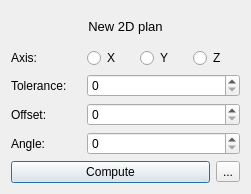
This is qExametrics/exametricsDialog.ui in CleiK/Exametrics as Qt 5 draws it before an edit. The edited form follows.
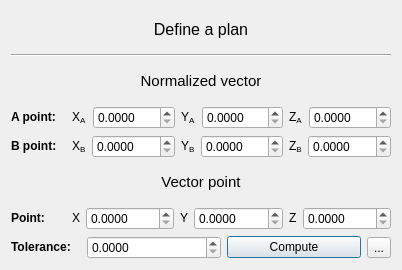
This is the edited form. Icons and pictures are not drawn.

Commit message: Plan parameters + normalized vector visualization

```diff
--- a/qExametrics/exametricsDialog.ui
+++ b/qExametrics/exametricsDialog.ui
@@ -6,8 +6,8 @@
    <rect>
     <x>0</x>
     <y>0</y>
-    <width>251</width>
-    <height>194</height>
+    <width>402</width>
+    <height>270</height>
    </rect>
   </property>
   <property name="windowTitle">
@@ -22,7 +22,10 @@
       </font>
      </property>
      <property name="text">
-      <string>New 2D plan</string>
+      <string>&lt;html&gt;&lt;head/&gt;&lt;body&gt;&lt;p align=&quot;center&quot;&gt;&lt;span style=&quot; font-size:12pt;&quot;&gt;Define a plan&lt;/span&gt;&lt;/p&gt;&lt;/body&gt;&lt;/html&gt;</string>
+     </property>
+     <property name="textFormat">
+      <enum>Qt::RichText</enum>
      </property>
      <property name="alignment">
       <set>Qt::AlignCenter</set>
@@ -30,53 +33,391 @@
     </widget>
    </item>
    <item>
-    <layout class="QVBoxLayout" name="globalLayout">
+    <widget class="Line" name="line">
+     <property name="orientation">
+      <enum>Qt::Horizontal</enum>
+     </property>
+    </widget>
+   </item>
      <item>
-      <layout class="QHBoxLayout" name="axisHLayout">
+    <widget class="QLabel" name="lblNormalVector">
+     <property name="text">
+      <string>&lt;html&gt;&lt;head/&gt;&lt;body&gt;&lt;p align=&quot;center&quot;&gt;&lt;span style=&quot; font-size:11pt;&quot;&gt;Normalized vector&lt;/span&gt;&lt;/p&gt;&lt;/body&gt;&lt;/html&gt;</string>
+     </property>
+     <property name="textFormat">
+      <enum>Qt::RichText</enum>
+     </property>
+    </widget>
+   </item>
        <item>
-        <widget class="QLabel" name="lblAxis">
+    <layout class="QHBoxLayout" name="APointHLayout">
+     <item>
+      <widget class="QLabel" name="lblPointA">
          <property name="minimumSize">
           <size>
-           <width>70</width>
+         <width>55</width>
            <height>0</height>
           </size>
          </property>
          <property name="maximumSize">
           <size>
-           <width>70</width>
+         <width>16777215</width>
            <height>16777215</height>
           </size>
          </property>
          <property name="text">
-          <string>Axis:</string>
-         </property>
+        <string>&lt;html&gt;&lt;head/&gt;&lt;body&gt;&lt;p&gt;&lt;span style=&quot; font-weight:600;&quot;&gt;A point:&lt;/span&gt;&lt;/p&gt;&lt;/body&gt;&lt;/html&gt;</string>
+       </property>
+       <property name="textFormat">
+        <enum>Qt::RichText</enum>
+       </property>
         </widget>
        </item>
        <item>
-        <widget class="QRadioButton" name="xRadio">
+      <widget class="QLabel" name="lblXA">
+       <property name="maximumSize">
+        <size>
+         <width>20</width>
+         <height>16777215</height>
+        </size>
+       </property>
          <property name="text">
-          <string>X</string>
-         </property>
+        <string>&lt;html&gt;&lt;head/&gt;&lt;body&gt;&lt;p&gt;X&lt;span style=&quot; vertical-align:sub;&quot;&gt;A&lt;/span&gt;&lt;/p&gt;&lt;/body&gt;&lt;/html&gt;</string>
+       </property>
+       <property name="textFormat">
+        <enum>Qt::RichText</enum>
+       </property>
         </widget>
        </item>
        <item>
-        <widget class="QRadioButton" name="yRadio">
+      <widget class="QDoubleSpinBox" name="spbXA">
+       <property name="sizePolicy">
+        <sizepolicy hsizetype="Expanding" vsizetype="Fixed">
+         <horstretch>0</horstretch>
+         <verstretch>0</verstretch>
+        </sizepolicy>
+       </property>
+       <property name="decimals">
+        <number>4</number>
+       </property>
+       <property name="singleStep">
+        <double>0.001000000000000</double>
+       </property>
+      </widget>
+     </item>
+     <item>
+      <widget class="QLabel" name="lblYA">
+       <property name="maximumSize">
+        <size>
+         <width>20</width>
+         <height>16777215</height>
+        </size>
+       </property>
          <property name="text">
-          <string>Y</string>
+        <string>&lt;html&gt;&lt;head/&gt;&lt;body&gt;&lt;p&gt;Y&lt;span style=&quot; vertical-align:sub;&quot;&gt;A&lt;/span&gt;&lt;/p&gt;&lt;/body&gt;&lt;/html&gt;</string>
          </property>
         </widget>
        </item>
        <item>
-        <widget class="QRadioButton" name="zRadio">
+      <widget class="QDoubleSpinBox" name="spbYA">
+       <property name="sizePolicy">
+        <sizepolicy hsizetype="Expanding" vsizetype="Fixed">
+         <horstretch>0</horstretch>
+         <verstretch>0</verstretch>
+        </sizepolicy>
+       </property>
+       <property name="decimals">
+        <number>4</number>
+       </property>
+       <property name="singleStep">
+        <double>0.001000000000000</double>
+       </property>
+      </widget>
+     </item>
+     <item>
+      <widget class="QLabel" name="lblZA">
+       <property name="maximumSize">
+        <size>
+         <width>20</width>
+         <height>16777215</height>
+        </size>
+       </property>
          <property name="text">
-          <string>Z</string>
-         </property>
-        </widget>
-       </item>
+        <string>&lt;html&gt;&lt;head/&gt;&lt;body&gt;&lt;p&gt;Z&lt;span style=&quot; vertical-align:sub;&quot;&gt;A&lt;/span&gt;&lt;/p&gt;&lt;/body&gt;&lt;/html&gt;</string>
+       </property>
+       <property name="textFormat">
+        <enum>Qt::RichText</enum>
+       </property>
+      </widget>
+     </item>
+     <item>
+      <widget class="QDoubleSpinBox" name="spbZA">
+       <property name="sizePolicy">
+        <sizepolicy hsizetype="Expanding" vsizetype="Fixed">
+         <horstretch>0</horstretch>
+         <verstretch>0</verstretch>
+        </sizepolicy>
+       </property>
+       <property name="decimals">
+        <number>4</number>
+       </property>
+       <property name="singleStep">
+        <double>0.001000000000000</double>
+       </property>
+      </widget>
+     </item>
       </layout>
      </item>
      <item>
-      <layout class="QHBoxLayout" name="toleranceHLayout">
+    <layout class="QHBoxLayout" name="BPointHLayout">
+     <item>
+      <widget class="QLabel" name="lblPointB">
+       <property name="minimumSize">
+        <size>
+         <width>55</width>
+         <height>0</height>
+        </size>
+       </property>
+       <property name="maximumSize">
+        <size>
+         <width>16777215</width>
+         <height>16777215</height>
+        </size>
+       </property>
+       <property name="text">
+        <string>&lt;html&gt;&lt;head/&gt;&lt;body&gt;&lt;p&gt;&lt;span style=&quot; font-weight:600;&quot;&gt;B point:&lt;/span&gt;&lt;/p&gt;&lt;/body&gt;&lt;/html&gt;</string>
+       </property>
+       <property name="textFormat">
+        <enum>Qt::RichText</enum>
+       </property>
+      </widget>
+     </item>
+     <item>
+      <widget class="QLabel" name="lblXB">
+       <property name="maximumSize">
+        <size>
+         <width>20</width>
+         <height>16777215</height>
+        </size>
+       </property>
+       <property name="text">
+        <string>&lt;html&gt;&lt;head/&gt;&lt;body&gt;&lt;p&gt;X&lt;span style=&quot; vertical-align:sub;&quot;&gt;B&lt;/span&gt;&lt;/p&gt;&lt;/body&gt;&lt;/html&gt;</string>
+       </property>
+       <property name="textFormat">
+        <enum>Qt::RichText</enum>
+       </property>
+      </widget>
+     </item>
+     <item>
+      <widget class="QDoubleSpinBox" name="spbXB">
+       <property name="sizePolicy">
+        <sizepolicy hsizetype="Expanding" vsizetype="Fixed">
+         <horstretch>0</horstretch>
+         <verstretch>0</verstretch>
+        </sizepolicy>
+       </property>
+       <property name="decimals">
+        <number>4</number>
+       </property>
+       <property name="singleStep">
+        <double>0.001000000000000</double>
+       </property>
+      </widget>
+     </item>
+     <item>
+      <widget class="QLabel" name="lblYB">
+       <property name="maximumSize">
+        <size>
+         <width>20</width>
+         <height>16777215</height>
+        </size>
+       </property>
+       <property name="text">
+        <string>&lt;html&gt;&lt;head/&gt;&lt;body&gt;&lt;p&gt;Y&lt;span style=&quot; vertical-align:sub;&quot;&gt;B&lt;/span&gt;&lt;/p&gt;&lt;/body&gt;&lt;/html&gt;</string>
+       </property>
+      </widget>
+     </item>
+     <item>
+      <widget class="QDoubleSpinBox" name="spbYB">
+       <property name="sizePolicy">
+        <sizepolicy hsizetype="Expanding" vsizetype="Fixed">
+         <horstretch>0</horstretch>
+         <verstretch>0</verstretch>
+        </sizepolicy>
+       </property>
+       <property name="decimals">
+        <number>4</number>
+       </property>
+       <property name="singleStep">
+        <double>0.001000000000000</double>
+       </property>
+      </widget>
+     </item>
+     <item>
+      <widget class="QLabel" name="lblZB">
+       <property name="maximumSize">
+        <size>
+         <width>20</width>
+         <height>16777215</height>
+        </size>
+       </property>
+       <property name="text">
+        <string>&lt;html&gt;&lt;head/&gt;&lt;body&gt;&lt;p&gt;Z&lt;span style=&quot; vertical-align:sub;&quot;&gt;B&lt;/span&gt;&lt;/p&gt;&lt;/body&gt;&lt;/html&gt;</string>
+       </property>
+       <property name="textFormat">
+        <enum>Qt::RichText</enum>
+       </property>
+      </widget>
+     </item>
+     <item>
+      <widget class="QDoubleSpinBox" name="spbZB">
+       <property name="sizePolicy">
+        <sizepolicy hsizetype="Expanding" vsizetype="Fixed">
+         <horstretch>0</horstretch>
+         <verstretch>0</verstretch>
+        </sizepolicy>
+       </property>
+       <property name="decimals">
+        <number>4</number>
+       </property>
+       <property name="singleStep">
+        <double>0.001000000000000</double>
+       </property>
+      </widget>
+     </item>
+    </layout>
+   </item>
+   <item>
+    <widget class="QLabel" name="lblVectorPoint">
+     <property name="text">
+      <string>&lt;html&gt;&lt;head/&gt;&lt;body&gt;&lt;p align=&quot;center&quot;&gt;&lt;span style=&quot; font-size:11pt;&quot;&gt;Vector point&lt;/span&gt;&lt;/p&gt;&lt;/body&gt;&lt;/html&gt;</string>
+     </property>
+     <property name="textFormat">
+      <enum>Qt::RichText</enum>
+     </property>
+    </widget>
+   </item>
+   <item>
+    <layout class="QHBoxLayout" name="BPointHLayout_2">
+     <item>
+      <widget class="QLabel" name="lblPointB_2">
+       <property name="minimumSize">
+        <size>
+         <width>55</width>
+         <height>0</height>
+        </size>
+       </property>
+       <property name="maximumSize">
+        <size>
+         <width>16777215</width>
+         <height>16777215</height>
+        </size>
+       </property>
+       <property name="text">
+        <string>&lt;html&gt;&lt;head/&gt;&lt;body&gt;&lt;p&gt;&lt;span style=&quot; font-weight:600;&quot;&gt;Point:&lt;/span&gt;&lt;/p&gt;&lt;/body&gt;&lt;/html&gt;</string>
+       </property>
+       <property name="textFormat">
+        <enum>Qt::RichText</enum>
+       </property>
+      </widget>
+     </item>
+     <item>
+      <widget class="QLabel" name="lblX">
+       <property name="maximumSize">
+        <size>
+         <width>20</width>
+         <height>16777215</height>
+        </size>
+       </property>
+       <property name="text">
+        <string>&lt;html&gt;&lt;head/&gt;&lt;body&gt;&lt;p&gt;X&lt;/p&gt;&lt;/body&gt;&lt;/html&gt;</string>
+       </property>
+       <property name="textFormat">
+        <enum>Qt::RichText</enum>
+       </property>
+      </widget>
+     </item>
+     <item>
+      <widget class="QDoubleSpinBox" name="spbX">
+       <property name="sizePolicy">
+        <sizepolicy hsizetype="Expanding" vsizetype="Fixed">
+         <horstretch>0</horstretch>
+         <verstretch>0</verstretch>
+        </sizepolicy>
+       </property>
+       <property name="decimals">
+        <number>4</number>
+       </property>
+       <property name="singleStep">
+        <double>0.001000000000000</double>
+       </property>
+      </widget>
+     </item>
+     <item>
+      <widget class="QLabel" name="lblY">
+       <property name="maximumSize">
+        <size>
+         <width>20</width>
+         <height>16777215</height>
+        </size>
+       </property>
+       <property name="text">
+        <string>&lt;html&gt;&lt;head/&gt;&lt;body&gt;&lt;p&gt;Y&lt;/p&gt;&lt;/body&gt;&lt;/html&gt;</string>
+       </property>
+      </widget>
+     </item>
+     <item>
+      <widget class="QDoubleSpinBox" name="spbY">
+       <property name="sizePolicy">
+        <sizepolicy hsizetype="Expanding" vsizetype="Fixed">
+         <horstretch>0</horstretch>
+         <verstretch>0</verstretch>
+        </sizepolicy>
+       </property>
+       <property name="decimals">
+        <number>4</number>
+       </property>
+       <property name="singleStep">
+        <double>0.001000000000000</double>
+       </property>
+      </widget>
+     </item>
+     <item>
+      <widget class="QLabel" name="lblZ">
+       <property name="maximumSize">
+        <size>
+         <width>20</width>
+         <height>16777215</height>
+        </size>
+       </property>
+       <property name="text">
+        <string>&lt;html&gt;&lt;head/&gt;&lt;body&gt;&lt;p&gt;Z&lt;/p&gt;&lt;/body&gt;&lt;/html&gt;</string>
+       </property>
+       <property name="textFormat">
+        <enum>Qt::RichText</enum>
+       </property>
+      </widget>
+     </item>
+     <item>
+      <widget class="QDoubleSpinBox" name="spbZ">
+       <property name="sizePolicy">
+        <sizepolicy hsizetype="Expanding" vsizetype="Fixed">
+         <horstretch>0</horstretch>
+         <verstretch>0</verstretch>
+        </sizepolicy>
+       </property>
+       <property name="decimals">
+        <number>4</number>
+       </property>
+       <property name="singleStep">
+        <double>0.001000000000000</double>
+       </property>
+      </widget>
+     </item>
+    </layout>
+   </item>
+   <item>
+    <layout class="QHBoxLayout" name="bottomLayout">
        <item>
         <widget class="QLabel" name="lblTolerance">
          <property name="minimumSize">
@@ -92,69 +433,23 @@
           </size>
          </property>
          <property name="text">
-          <string>Tolerance:</string>
-         </property>
-        </widget>
-       </item>
-       <item>
-        <widget class="QSpinBox" name="toleranceSpb"/>
-       </item>
-      </layout>
-     </item>
-     <item>
-      <layout class="QHBoxLayout" name="offsetHLayout">
-       <item>
-        <widget class="QLabel" name="lblOffset">
-         <property name="minimumSize">
-          <size>
-           <width>70</width>
-           <height>0</height>
-          </size>
-         </property>
-         <property name="maximumSize">
-          <size>
-           <width>70</width>
-           <height>16777215</height>
-          </size>
-         </property>
-         <property name="text">
-          <string>Offset:</string>
-         </property>
+        <string>&lt;html&gt;&lt;head/&gt;&lt;body&gt;&lt;p&gt;&lt;span style=&quot; font-weight:600;&quot;&gt;Tolerance:&lt;/span&gt;&lt;/p&gt;&lt;/body&gt;&lt;/html&gt;</string>
+       </property>
+       <property name="textFormat">
+        <enum>Qt::RichText</enum>
+       </property>
         </widget>
        </item>
        <item>
-        <widget class="QSpinBox" name="offsetSpb"/>
-       </item>
-      </layout>
-     </item>
-     <item>
-      <layout class="QHBoxLayout" name="angleHLayout">
-       <item>
-        <widget class="QLabel" name="lblAngle">
-         <property name="minimumSize">
-          <size>
-           <width>70</width>
-           <height>0</height>
-          </size>
-         </property>
-         <property name="maximumSize">
-          <size>
-           <width>70</width>
-           <height>16777215</height>
-          </size>
-         </property>
-         <property name="text">
-          <string>Angle:</string>
-         </property>
-        </widget>
-       </item>
-       <item>
-        <widget class="QSpinBox" name="angleSpb"/>
-       </item>
-      </layout>
-     </item>
-     <item>
-      <layout class="QHBoxLayout" name="horizontalLayout">
+      <widget class="QDoubleSpinBox" name="toleranceSpb">
+       <property name="decimals">
+        <number>4</number>
+       </property>
+       <property name="singleStep">
+        <double>0.001000000000000</double>
+       </property>
+      </widget>
+     </item>
        <item>
         <widget class="QPushButton" name="computeButton">
          <property name="text">
@@ -169,11 +464,9 @@
          </property>
          <property name="icon">
           <iconset>
-           <normaloff>../../qCC/images/smallCancel.png</normaloff>../../qCC/images/smallCancel.png</iconset>
-         </property>
-        </widget>
-       </item>
-      </layout>
+         <normaloff>:/CC/images/smallCancel.png</normaloff>:/CC/images/smallCancel.png</iconset>
+       </property>
+      </widget>
      </item>
     </layout>
    </item>
```
Lines whose indentation alone changed are shown as unchanged. The commit also changes 2 other files.
